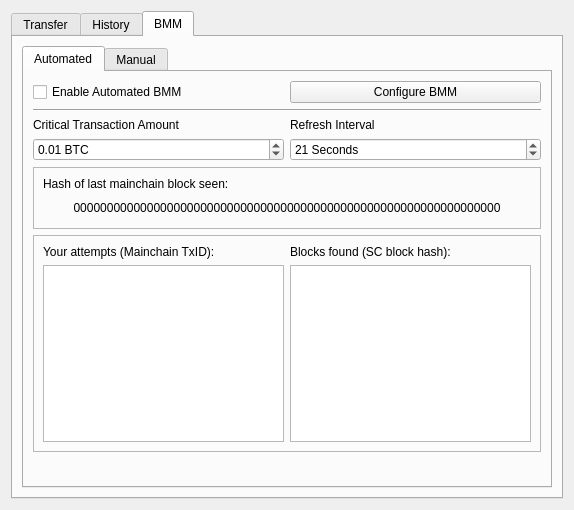
Above: src/qt/forms/sidechainpage.ui from skydogenet/sidechains before the change. Below: the same form after it.
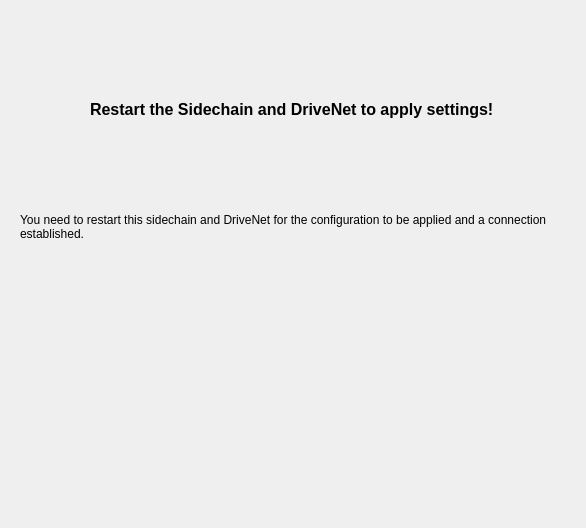
That is the form after the change. The open tabs and pages were chosen to show the change. Icons and pictures are not drawn. Custom widgets are drawn as their Qt base class.

Commit message:
Sidechain GUI upgrade
* Add more explanation and make the configuration generator dialog more
clear / helpful

* Don't show the parent chain tab contents until configuration has been
completed

* Show an error message over the parent chain tab if connection fails

* Add a restart overlay page to the parent chain tab once configuration
has been done but user has not restarted

* Add function to check for configuration files

The edit to the form file:
```diff
--- a/src/qt/forms/sidechainpage.ui
+++ b/src/qt/forms/sidechainpage.ui
@@ -6,8 +6,8 @@
    <rect>
     <x>0</x>
     <y>0</y>
-    <width>574</width>
-    <height>510</height>
+    <width>586</width>
+    <height>528</height>
    </rect>
   </property>
   <property name="windowTitle">
@@ -15,6 +15,13 @@
   </property>
   <layout class="QVBoxLayout" name="verticalLayout_2">
    <item>
+    <widget class="QStackedWidget" name="stackedWidget">
+     <property name="currentIndex">
+      <number>0</number>
+     </property>
+     <widget class="QWidget" name="pageSidechain">
+      <layout class="QVBoxLayout" name="verticalLayout_3">
+       <item>
     <widget class="QTabWidget" name="tabWidget">
      <property name="enabled">
       <bool>true</bool>
@@ -836,7 +843,7 @@
            <item row="1" column="1">
             <widget class="QPushButton" name="pushButtonConfigureBMM">
              <property name="text">
-              <string>Configure BMM</string>
+                  <string>Redo Mainchain Connection</string>
              </property>
             </widget>
            </item>
@@ -997,6 +1004,196 @@
       </layout>
      </widget>
     </widget>
+       </item>
+      </layout>
+     </widget>
+     <widget class="QWidget" name="pageRestart">
+      <layout class="QGridLayout" name="gridLayout_9">
+       <item row="0" column="1">
+        <widget class="QLabel" name="label_16">
+         <property name="text">
+          <string>&lt;html&gt;&lt;head/&gt;&lt;body&gt;&lt;p&gt;&lt;span style=&quot; font-size:12pt; font-weight:600;&quot;&gt;Restart the Sidechain and DriveNet to apply settings!&lt;/span&gt;&lt;/p&gt;&lt;/body&gt;&lt;/html&gt;</string>
+         </property>
+        </widget>
+       </item>
+       <item row="0" column="0">
+        <widget class="QLabel" name="label_4">
+         <property name="sizePolicy">
+          <sizepolicy hsizetype="Fixed" vsizetype="Fixed">
+           <horstretch>0</horstretch>
+           <verstretch>0</verstretch>
+          </sizepolicy>
+         </property>
+         <property name="maximumSize">
+          <size>
+           <width>64</width>
+           <height>64</height>
+          </size>
+         </property>
+         <property name="text">
+          <string/>
+         </property>
+         <property name="pixmap">
+          <pixmap resource="../bitcoin.qrc">:/movies/spinner-000</pixmap>
+         </property>
+         <property name="scaledContents">
+          <bool>true</bool>
+         </property>
+        </widget>
+       </item>
+       <item row="1" column="0" colspan="2">
+        <widget class="QLabel" name="label_21">
+         <property name="sizePolicy">
+          <sizepolicy hsizetype="Preferred" vsizetype="Maximum">
+           <horstretch>0</horstretch>
+           <verstretch>0</verstretch>
+          </sizepolicy>
+         </property>
+         <property name="text">
+          <string>You need to restart this sidechain and DriveNet for the configuration to be applied and a connection established.</string>
+         </property>
+         <property name="wordWrap">
+          <bool>true</bool>
+         </property>
+        </widget>
+       </item>
+       <item row="2" column="0" colspan="2">
+        <widget class="QFrame" name="frame_3">
+         <property name="sizePolicy">
+          <sizepolicy hsizetype="Preferred" vsizetype="Maximum">
+           <horstretch>0</horstretch>
+           <verstretch>0</verstretch>
+          </sizepolicy>
+         </property>
+         <property name="frameShape">
+          <enum>QFrame::NoFrame</enum>
+         </property>
+         <property name="frameShadow">
+          <enum>QFrame::Raised</enum>
+         </property>
+         <layout class="QGridLayout" name="gridLayout_12">
+          <item row="0" column="0">
+           <widget class="QLabel" name="label_22">
+            <property name="sizePolicy">
+             <sizepolicy hsizetype="MinimumExpanding" vsizetype="MinimumExpanding">
+              <horstretch>0</horstretch>
+              <verstretch>0</verstretch>
+             </sizepolicy>
+            </property>
+            <property name="minimumSize">
+             <size>
+              <width>0</width>
+              <height>0</height>
+             </size>
+            </property>
+            <property name="maximumSize">
+             <size>
+              <width>512</width>
+              <height>256</height>
+             </size>
+            </property>
+            <property name="text">
+             <string/>
+            </property>
+            <property name="pixmap">
+             <pixmap resource="../bitcoin.qrc">:/icons/closeboth</pixmap>
+            </property>
+            <property name="scaledContents">
+             <bool>true</bool>
+            </property>
+            <property name="alignment">
+             <set>Qt::AlignCenter</set>
+            </property>
+            <property name="wordWrap">
+             <bool>false</bool>
+            </property>
+           </widget>
+          </item>
+         </layout>
+        </widget>
+       </item>
+      </layout>
+     </widget>
+     <widget class="QWidget" name="pageConnectionError">
+      <layout class="QGridLayout" name="gridLayout_4">
+       <item row="0" column="1">
+        <widget class="QLabel" name="label_17">
+         <property name="text">
+          <string>&lt;html&gt;&lt;head/&gt;&lt;body&gt;&lt;p&gt;&lt;span style=&quot; font-size:12pt; font-weight:600;&quot;&gt;Mainchain connection error!&lt;/span&gt;&lt;/p&gt;&lt;/body&gt;&lt;/html&gt;</string>
+         </property>
+        </widget>
+       </item>
+       <item row="0" column="0">
+        <widget class="QLabel" name="label_5">
+         <property name="sizePolicy">
+          <sizepolicy hsizetype="Fixed" vsizetype="Fixed">
+           <horstretch>0</horstretch>
+           <verstretch>0</verstretch>
+          </sizepolicy>
+         </property>
+         <property name="maximumSize">
+          <size>
+           <width>64</width>
+           <height>64</height>
+          </size>
+         </property>
+         <property name="text">
+          <string/>
+         </property>
+         <property name="pixmap">
+          <pixmap resource="../bitcoin.qrc">:/icons/warning</pixmap>
+         </property>
+         <property name="scaledContents">
+          <bool>true</bool>
+         </property>
+        </widget>
+       </item>
+       <item row="2" column="0" colspan="2">
+        <widget class="QPushButton" name="pushButtonRetryConnection">
+         <property name="text">
+          <string>Retry connection</string>
+         </property>
+        </widget>
+       </item>
+       <item row="1" column="0" colspan="2">
+        <widget class="QLabel" name="label_20">
+         <property name="text">
+          <string>&lt;html&gt;&lt;head/&gt;&lt;body&gt;&lt;p&gt;&lt;span style=&quot; font-size:12pt;&quot;&gt;You have configuration files for the mainchain and this sidechain, but have failed to connect to the mainchain. &lt;/span&gt;&lt;span style=&quot; font-size:12pt; font-weight:600;&quot;&gt;Please check that the mainchain is running! &lt;/span&gt;&lt;span style=&quot; font-size:12pt;&quot;&gt;You also may have not restarted this sidechain (Testchain) or the mainchain (DriveNet) to apply configuration or have changed configuration settings incorrectly.&lt;/span&gt;&lt;/p&gt;&lt;/body&gt;&lt;/html&gt;</string>
+         </property>
+         <property name="wordWrap">
+          <bool>true</bool>
+         </property>
+        </widget>
+       </item>
+       <item row="3" column="0" colspan="2">
+        <spacer name="verticalSpacer_6">
+         <property name="orientation">
+          <enum>Qt::Vertical</enum>
+         </property>
+         <property name="sizeHint" stdset="0">
+          <size>
+           <width>20</width>
+           <height>40</height>
+          </size>
+         </property>
+        </spacer>
+       </item>
+      </layout>
+     </widget>
+    </widget>
+   </item>
+   <item>
+    <spacer name="verticalSpacer_8">
+     <property name="orientation">
+      <enum>Qt::Vertical</enum>
+     </property>
+     <property name="sizeHint" stdset="0">
+      <size>
+       <width>20</width>
+       <height>40</height>
+      </size>
+     </property>
+    </spacer>
    </item>
   </layout>
  </widget>
```
Lines whose indentation alone changed are shown as unchanged. The commit also changes 5 other files.
